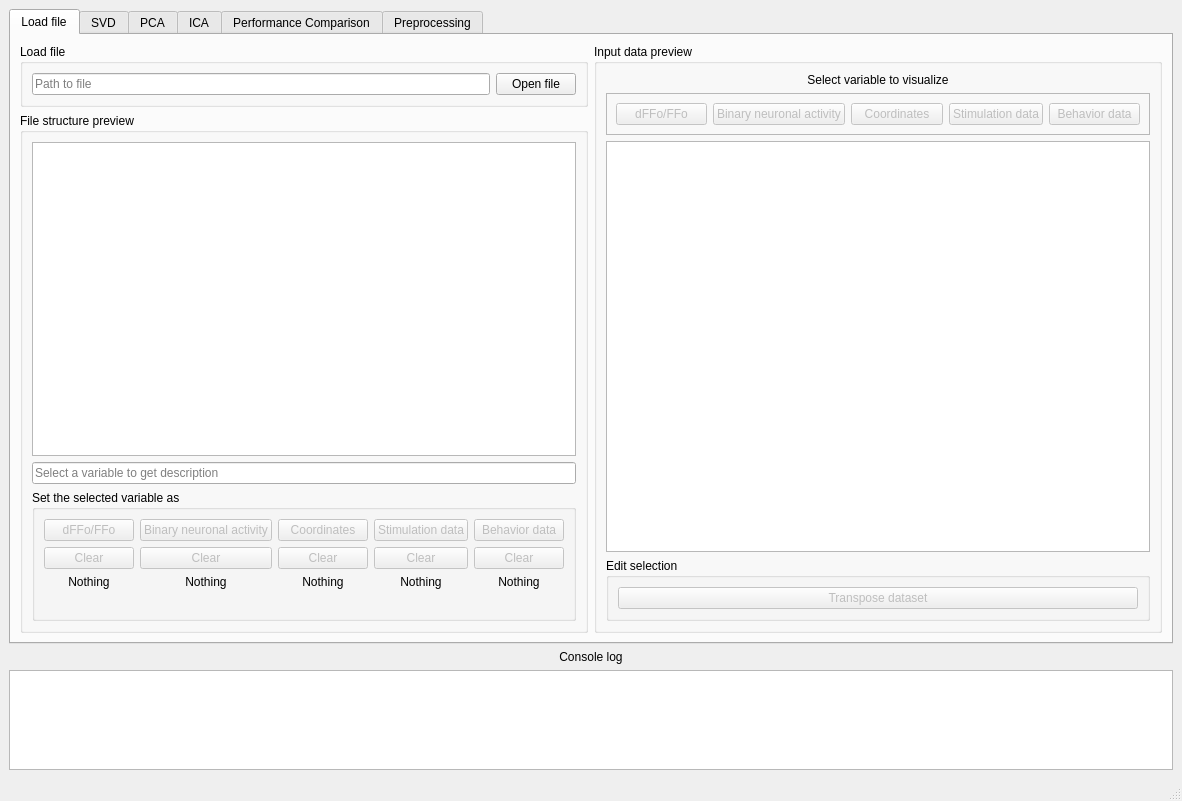
The window that gui/MainWindow.ui (rivelco/ENCORE) describes before a commit, drawn with Qt 5.
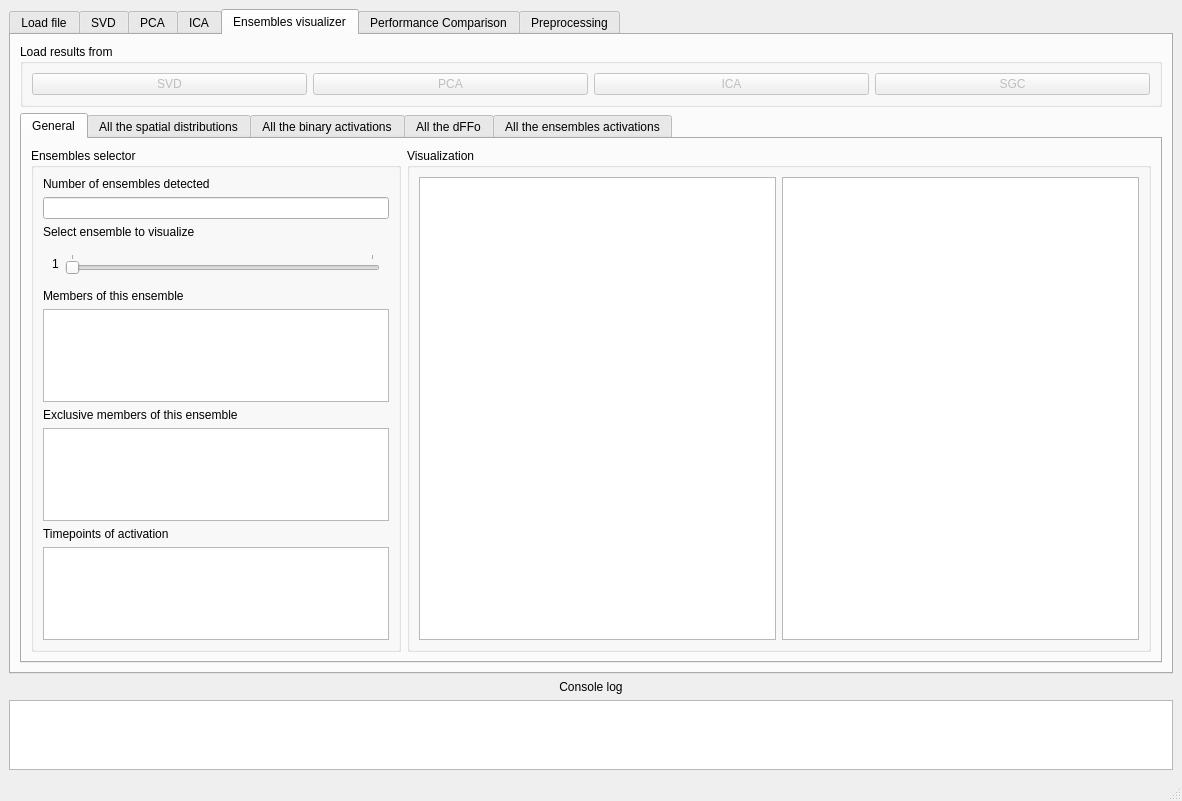
The same window after the commit. The open tabs and pages were chosen to show the change. Custom widgets are drawn as their Qt base class.

Patch:
```diff
--- a/gui/MainWindow.ui
+++ b/gui/MainWindow.ui
@@ -1244,6 +1244,238 @@
         </item>
        </layout>
       </widget>
+      <widget class="QWidget" name="tab_15">
+       <attribute name="title">
+        <string>Ensembles visualizer</string>
+       </attribute>
+       <layout class="QVBoxLayout" name="verticalLayout_23">
+        <item>
+         <widget class="QGroupBox" name="groupBox_23">
+          <property name="title">
+           <string>Load results from</string>
+          </property>
+          <layout class="QHBoxLayout" name="horizontalLayout_8">
+           <item>
+            <widget class="QPushButton" name="ensvis_btn_svd">
+             <property name="enabled">
+              <bool>false</bool>
+             </property>
+             <property name="text">
+              <string>SVD</string>
+             </property>
+            </widget>
+           </item>
+           <item>
+            <widget class="QPushButton" name="ensvis_btn_pca">
+             <property name="enabled">
+              <bool>false</bool>
+             </property>
+             <property name="text">
+              <string>PCA</string>
+             </property>
+            </widget>
+           </item>
+           <item>
+            <widget class="QPushButton" name="ensvis_btn_ica">
+             <property name="enabled">
+              <bool>false</bool>
+             </property>
+             <property name="text">
+              <string>ICA</string>
+             </property>
+            </widget>
+           </item>
+           <item>
+            <widget class="QPushButton" name="ensvis_btn_sgc">
+             <property name="enabled">
+              <bool>false</bool>
+             </property>
+             <property name="text">
+              <string>SGC</string>
+             </property>
+            </widget>
+           </item>
+          </layout>
+         </widget>
+        </item>
+        <item>
+         <widget class="QTabWidget" name="tabWidget_3">
+          <property name="currentIndex">
+           <number>0</number>
+          </property>
+          <widget class="QWidget" name="tab_24">
+           <attribute name="title">
+            <string>General</string>
+           </attribute>
+           <layout class="QHBoxLayout" name="horizontalLayout_10">
+            <item>
+             <widget class="QGroupBox" name="groupBox_22">
+              <property name="minimumSize">
+               <size>
+                <width>370</width>
+                <height>0</height>
+               </size>
+              </property>
+              <property name="maximumSize">
+               <size>
+                <width>370</width>
+                <height>16777215</height>
+               </size>
+              </property>
+              <property name="title">
+               <string>Ensembles selector</string>
+              </property>
+              <layout class="QVBoxLayout" name="verticalLayout_27">
+               <item>
+                <widget class="QLabel" name="label_5">
+                 <property name="text">
+                  <string>Number of ensembles detected</string>
+                 </property>
+                </widget>
+               </item>
+               <item>
+                <widget class="QLineEdit" name="ensvis_edit_numens">
+                 <property name="alignment">
+                  <set>Qt::AlignCenter</set>
+                 </property>
+                 <property name="readOnly">
+                  <bool>true</bool>
+                 </property>
+                </widget>
+               </item>
+               <item>
+                <widget class="QLabel" name="label_9">
+                 <property name="text">
+                  <string>Select ensemble to visualize</string>
+                 </property>
+                </widget>
+               </item>
+               <item>
+                <widget class="QWidget" name="widget" native="true">
+                 <layout class="QFormLayout" name="formLayout_8">
+                  <item row="0" column="0">
+                   <widget class="QLabel" name="ensvis_lbl_currentens">
+                    <property name="text">
+                     <string>1</string>
+                    </property>
+                   </widget>
+                  </item>
+                  <item row="0" column="1">
+                   <widget class="QSlider" name="envis_slide_selectedens">
+                    <property name="enabled">
+                     <bool>false</bool>
+                    </property>
+                    <property name="minimum">
+                     <number>1</number>
+                    </property>
+                    <property name="maximum">
+                     <number>2</number>
+                    </property>
+                    <property name="pageStep">
+                     <number>1</number>
+                    </property>
+                    <property name="tracking">
+                     <bool>false</bool>
+                    </property>
+                    <property name="orientation">
+                     <enum>Qt::Horizontal</enum>
+                    </property>
+                    <property name="tickPosition">
+                     <enum>QSlider::TicksAbove</enum>
+                    </property>
+                    <property name="tickInterval">
+                     <number>1</number>
+                    </property>
+                   </widget>
+                  </item>
+                 </layout>
+                </widget>
+               </item>
+               <item>
+                <widget class="QLabel" name="label_11">
+                 <property name="text">
+                  <string>Members of this ensemble</string>
+                 </property>
+                </widget>
+               </item>
+               <item>
+                <widget class="QTextEdit" name="ensvis_edit_members">
+                 <property name="readOnly">
+                  <bool>true</bool>
+                 </property>
+                </widget>
+               </item>
+               <item>
+                <widget class="QLabel" name="label_15">
+                 <property name="text">
+                  <string>Exclusive members of this ensemble</string>
+                 </property>
+                </widget>
+               </item>
+               <item>
+                <widget class="QTextEdit" name="ensvis_edit_exclusive">
+                 <property name="undoRedoEnabled">
+                  <bool>true</bool>
+                 </property>
+                 <property name="readOnly">
+                  <bool>true</bool>
+                 </property>
+                </widget>
+               </item>
+               <item>
+                <widget class="QLabel" name="label_12">
+                 <property name="text">
+                  <string>Timepoints of activation</string>
+                 </property>
+                </widget>
+               </item>
+               <item>
+                <widget class="QTextEdit" name="ensvis_edit_timepoints"/>
+               </item>
+              </layout>
+             </widget>
+            </item>
+            <item>
+             <widget class="QGroupBox" name="groupBox_24">
+              <property name="title">
+               <string>Visualization</string>
+              </property>
+              <layout class="QHBoxLayout" name="horizontalLayout_9">
+               <item>
+                <widget class="MatplotlibWidget" name="ensvis_plot_map"/>
+               </item>
+               <item>
+                <widget class="MatplotlibWidget" name="ensvis_plot_raster"/>
+               </item>
+              </layout>
+             </widget>
+            </item>
+           </layout>
+          </widget>
+          <widget class="QWidget" name="tab_25">
+           <attribute name="title">
+            <string>All the spatial distributions</string>
+           </attribute>
+          </widget>
+          <widget class="QWidget" name="tab_26">
+           <attribute name="title">
+            <string>All the binary activations</string>
+           </attribute>
+          </widget>
+          <widget class="QWidget" name="tab_28">
+           <attribute name="title">
+            <string>All the dFFo</string>
+           </attribute>
+          </widget>
+          <widget class="QWidget" name="tab_27">
+           <attribute name="title">
+            <string>All the ensembles activations</string>
+           </attribute>
+          </widget>
+         </widget>
+        </item>
+       </layout>
+      </widget>
       <widget class="QWidget" name="tab_5">
        <attribute name="title">
         <string>Performance Comparison</string>
```
Left out of the diff: 91 changed lines with no effect on the pictures.
